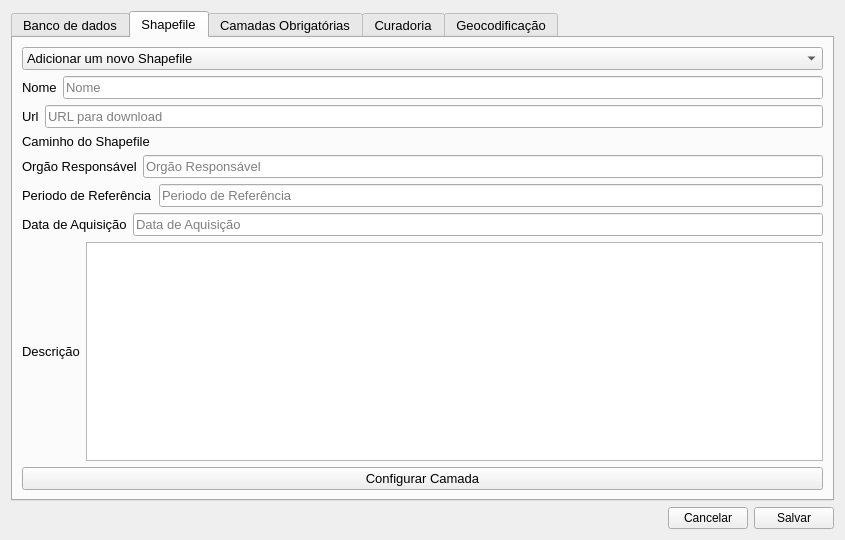
spuhub/prisma, file settings/config_window.ui: the form before one commit.
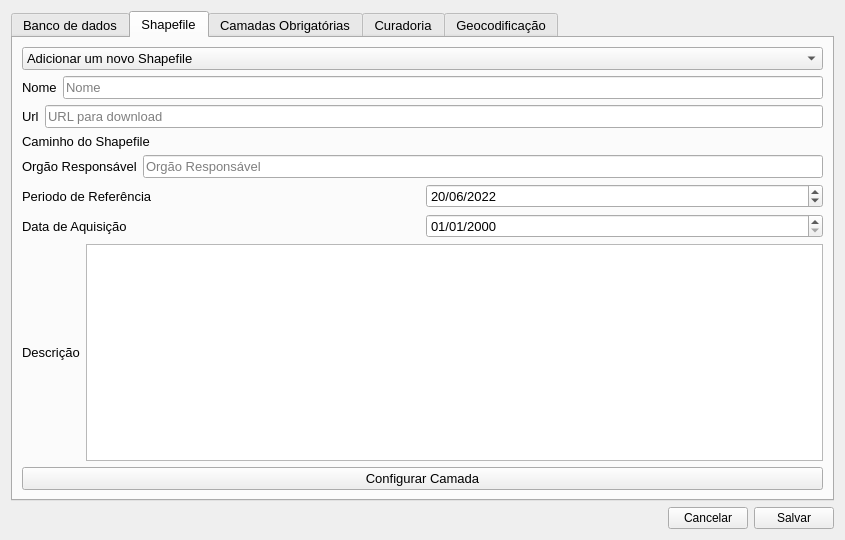
The form after the commit. The open tabs and pages were chosen to show the change. Custom widgets are drawn as their Qt base class.

What changed in the file:
```diff
--- a/settings/config_window.ui
+++ b/settings/config_window.ui
@@ -368,9 +368,19 @@
           </widget>
          </item>
          <item>
-          <widget class="QLineEdit" name="periodo_referencia_shp">
-           <property name="placeholderText">
-            <string>Periodo de Referência</string>
+          <widget class="QgsDateTimeEdit" name="periodo_referencia_shp">
+           <property name="dateTime">
+            <datetime>
+             <hour>0</hour>
+             <minute>0</minute>
+             <second>0</second>
+             <year>2022</year>
+             <month>6</month>
+             <day>20</day>
+            </datetime>
+           </property>
+           <property name="displayFormat">
+            <string>dd/MM/yyyy</string>
            </property>
           </widget>
          </item>
@@ -386,9 +396,9 @@
           </widget>
          </item>
          <item>
-          <widget class="QLineEdit" name="data_aquisicao_shp">
-           <property name="placeholderText">
-            <string>Data de Aquisição</string>
+          <widget class="QgsDateTimeEdit" name="data_aquisicao_shp">
+           <property name="displayFormat">
+            <string>dd/MM/yyyy</string>
            </property>
           </widget>
          </item>
@@ -799,6 +809,11 @@
   </layout>
  </widget>
  <customwidgets>
+  <customwidget>
+   <class>QgsDateTimeEdit</class>
+   <extends>QDateTimeEdit</extends>
+   <header>qgsdatetimeedit.h</header>
+  </customwidget>
   <customwidget>
    <class>QgsFileWidget</class>
    <extends>QWidget</extends>
```
Left out of the diff: 2 changed lines with no effect on the pictures.
